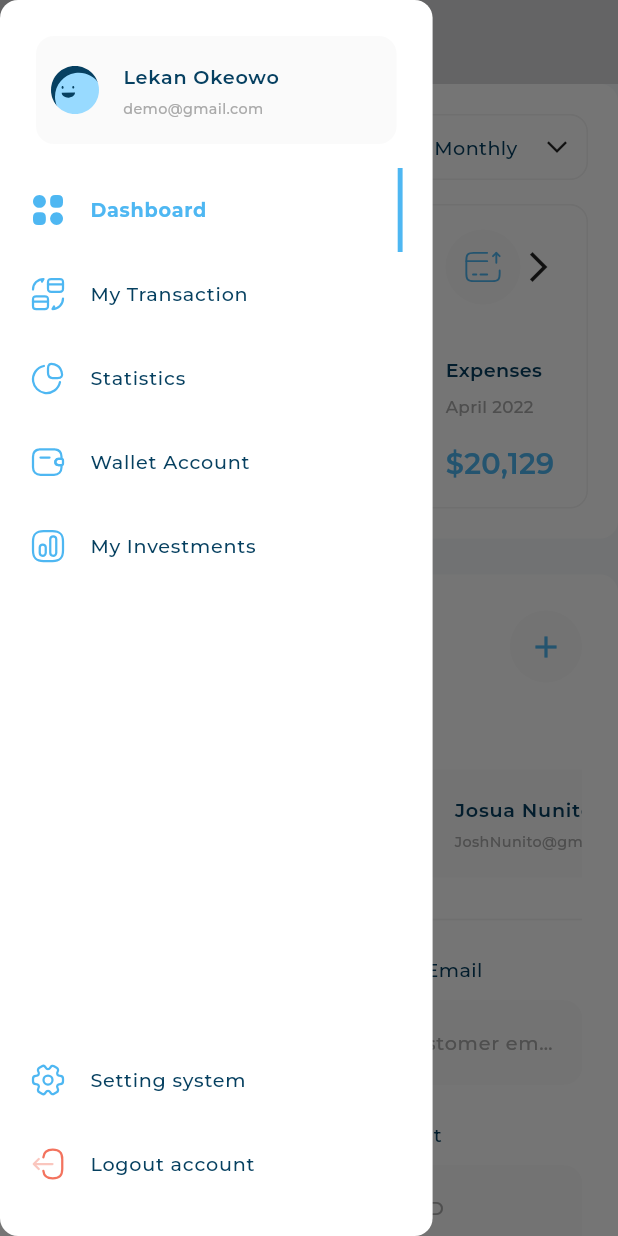
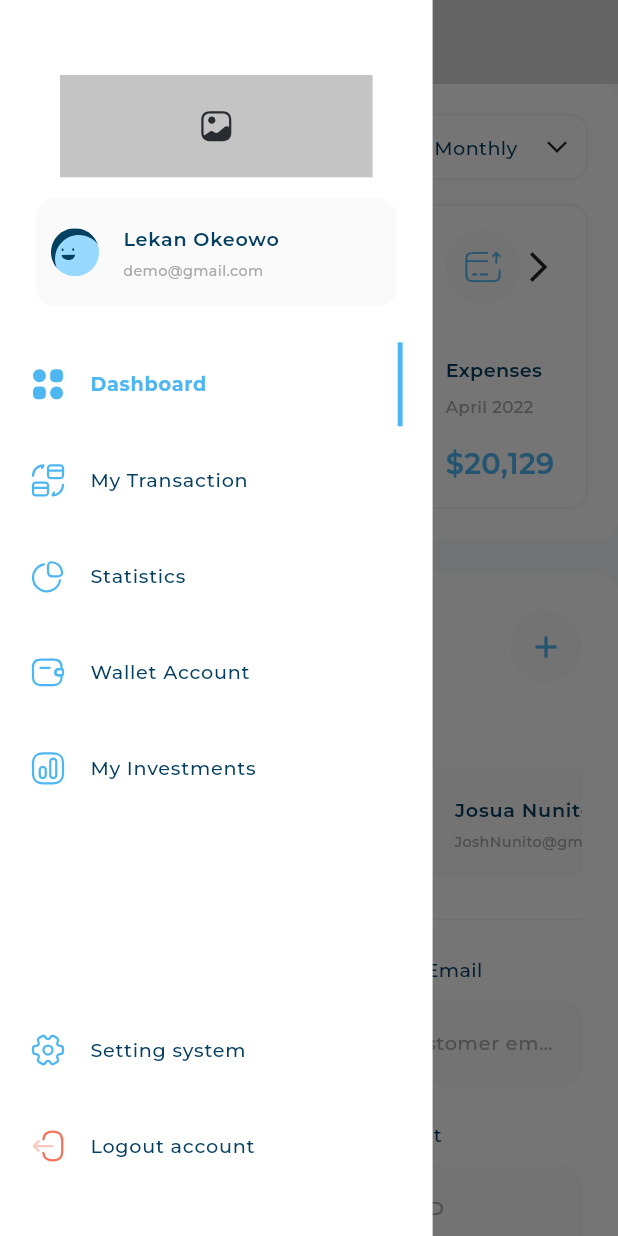
Before and after one commit to AhmedGhazala2000/Responsive-Dashboard, a Flutter app: the screen it shows after launch, with the side drawer open, on a phone screen of 412 x 824 dp. Run offline on Flutter 3.47's test engine with Material 3 defaults, Android fonts, the phone set to English and light mode, and no system bars; our stand-ins replace device_preview, expandable_page_view, fl_chart, flutter_svg; project files that could hold a hidden picture were left out.

Commit message:
Create logo and refactor the code

```diff
--- a/lib/utils/app_styles.dart
+++ b/lib/utils/app_styles.dart
@@ -93,9 +93,6 @@ abstract class AppStyles {
   }
 }
 
-// sacleFactor
-// responsive font size
-// (min , max) fontsize
 double getResponsiveFontSize(context, {required double fontSize}) {
   double scaleFactor = getScaleFactor(context);
   double responsiveFontSize = fontSize * scaleFactor;
--- a/lib/widgets/drawer_items_list_view.dart
+++ b/lib/widgets/drawer_items_list_view.dart
@@ -28,12 +28,18 @@ class _DrawerItemsListViewState extends State<DrawerItemsListView> {
       itemBuilder: (context, index) {
         return GestureDetector(
             onTap: () {
-              currentIndex = index;
-              setState(() {});
+              if (currentIndex != index) {
+                setState(() {
+                  currentIndex = index;
+                });
+              }
             },
-            child: DrawerItem(
-              drawerItem: items[index],
-              isSelected: currentIndex == index,
+            child: Padding(
+              padding: const EdgeInsets.only(top: 8),
+              child: DrawerItem(
+                drawerItem: items[index],
+                isSelected: currentIndex == index,
+              ),
             ));
       },
     );
--- /dev/null
+++ b/lib/widgets/logo.dart
@@ -0,0 +1,22 @@
+import 'package:flutter/material.dart';
+import 'package:flutter_svg/flutter_svg.dart';
+import 'package:responsive_dash_board/utils/app_images.dart';
+
+class Logo extends StatelessWidget {
+  const Logo({Key? key}) : super(key: key);
+
+  @override
+  Widget build(BuildContext context) {
+    return AspectRatio(
+      aspectRatio: 193 / 53,
+      child: Container(
+        margin: const EdgeInsets.symmetric(horizontal: 20),
+        color: const Color(0xffC4C4C4),
+        child: SvgPicture.asset(
+          Assets.imagesGallery,
+          fit: BoxFit.scaleDown,
+        ),
+      ),
+    );
+  }
+}
--- a/lib/widgets/my_drawer.dart
+++ b/lib/widgets/my_drawer.dart
@@ -2,9 +2,9 @@ import 'package:flutter/material.dart';
 import 'package:responsive_dash_board/models/drawer_item_model.dart';
 import 'package:responsive_dash_board/models/user_info_model.dart';
 import 'package:responsive_dash_board/utils/app_images.dart';
-import 'package:responsive_dash_board/widgets/custom_container.dart';
 import 'package:responsive_dash_board/widgets/drawer_item.dart';
 import 'package:responsive_dash_board/widgets/drawer_items_list_view.dart';
+import 'package:responsive_dash_board/widgets/logo.dart';
 import 'package:responsive_dash_board/widgets/user_info.dart';
 
 class MyDrawer extends StatelessWidget {
@@ -12,10 +12,24 @@ class MyDrawer extends StatelessWidget {
 
   @override
   Widget build(BuildContext context) {
-    return const CustomContainer(
-      padding: EdgeInsets.all(20),
-      child: CustomScrollView(
+    return Container(
+      color: Colors.white,
+      padding: const EdgeInsets.symmetric(horizontal: 20),
+      child: const CustomScrollView(
         slivers: [
+          SliverToBoxAdapter(
+            child: SizedBox(
+              height: 50,
+            ),
+          ),
+          SliverToBoxAdapter(
+            child: Logo(),
+          ),
+          SliverToBoxAdapter(
+            child: SizedBox(
+              height: 10,
+            ),
+          ),
           SliverToBoxAdapter(
             child: UserInfo(
               userInfo: UserInfoModel(
@@ -31,13 +45,10 @@ class MyDrawer extends StatelessWidget {
             ),
           ),
           DrawerItemsListView(),
-          SliverToBoxAdapter(
-            child: SizedBox(
-              height: 24,
-            ),
-          ),
           SliverFillRemaining(
             hasScrollBody: false,
+            child: Padding(
+              padding: EdgeInsets.symmetric(vertical: 32),
               child: Column(
                 children: [
                   Spacer(),
@@ -45,11 +56,15 @@ class MyDrawer extends StatelessWidget {
                     drawerItem: DrawerItemModel(
                         image: Assets.imagesSettings, title: 'Setting system'),
                   ),
+                  SizedBox(
+                    height: 8,
+                  ),
                   DrawerItem(
                     drawerItem: DrawerItemModel(
                         image: Assets.imagesLogout, title: 'Logout account'),
                   ),
                 ],
+              ),
             ),
           )
         ],
```
Lines whose indentation alone changed are shown as unchanged.
